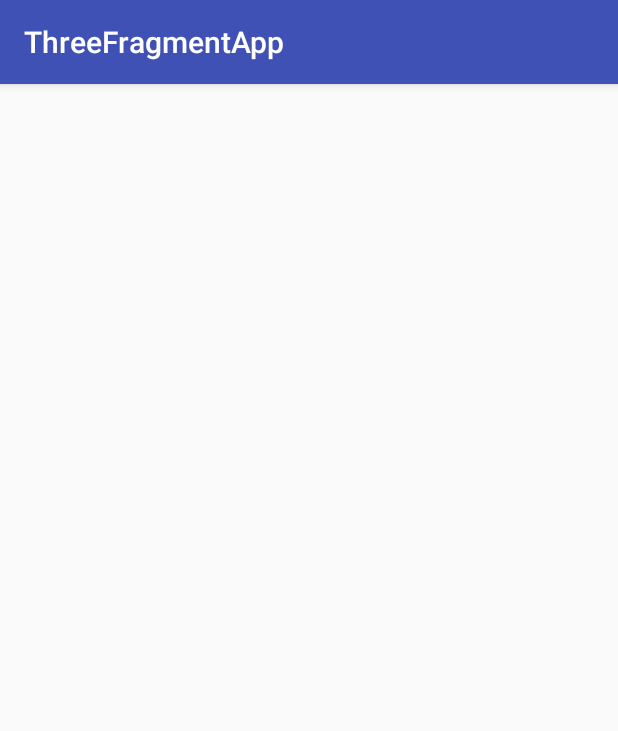
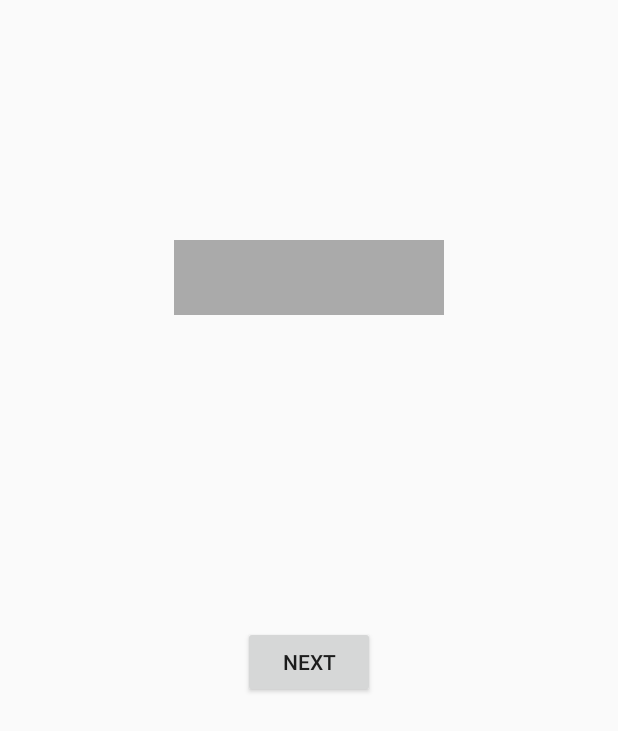
Before and after one commit to TrungMDang/AndroidApps, an Android app: the screen it shows after launch (MainActivity), on a phone screen of 412 x 824 dp. Shown: the top 731 px of the screen. Run offline under Robolectric (Android 15) with nearby library versions, the phone set to English and light mode, and no system bars.

Commit message:
loaded first fragment in main activity

```diff
--- a/ThreeFragmentApp/app/src/main/assets/data/first_frag.json
+++ b/ThreeFragmentApp/app/src/main/assets/data/first_frag.json
@@ -1,4 +1,4 @@
 {
   "name" : "First Fragment",
-  "classpath" : "java/com/android/trung/threefragmentapp/FirstFragment.java"
+  "classpath" : "com.android.trung.threefragmentapp.FirstFragment"
 }
--- /dev/null
+++ b/ThreeFragmentApp/app/src/main/assets/data/second_frag.json
@@ -0,0 +1,4 @@
+{
+  "name" : "First Fragment",
+  "classpath" : "com.android.trung.threefragmentapp.SecondFragment"
+}
--- a/ThreeFragmentApp/app/src/main/java/com/android/trung/threefragmentapp/FirstFragment.java
+++ b/ThreeFragmentApp/app/src/main/java/com/android/trung/threefragmentapp/FirstFragment.java
@@ -1,16 +1,63 @@
 package com.android.trung.threefragmentapp;
 
-import android.app.Fragment;
+import android.content.Context;
 import android.os.Bundle;
+import android.support.v4.app.Fragment;
 import android.view.LayoutInflater;
 import android.view.View;
 import android.view.ViewGroup;
+import android.widget.Button;
 
 /**
  * Created by trung on 1/27/18.
  */
 
 public class FirstFragment extends Fragment {
+
+    /**
+     * Use to listen for item selected and communicate with parent activity.
+     */
+    private onItemSelected listener;
+
+    public interface onItemSelected {
+         boolean onButtonSelected(String text);
+    }
+
+    /**
+     * Guide:
+     * https://github.com/codepath/android_guides/wiki/Creating-and-Using-Fragments#fragment-listener
+     *
+     * @param context
+     */
+    @Override
+    public void onAttach(Context context) {
+        super.onAttach(context);
+        if (context instanceof onItemSelected) {
+            listener = (onItemSelected) context;
+            System.out.println("Listener created.");
+        } else {
+            throw new ClassCastException(context.toString() + "Must implement interface " +
+                    "FirstFragment.onItemSelected.");
+        }
+    }
+
+    public void onButtonSelected(View view) {
+        listener.onButtonSelected("button selected");
+        System.out.println("button selected");
+    }
+
+    @Override
+    public void onCreate(Bundle savedInstanceState) {
+        super.onCreate(savedInstanceState);
+
+        //TODO Receive data from 3rd fragment
+    }
+
+    @Override
+    public void onPause() {
+        super.onPause();
+    }
+
     @Override
     public View onCreateView(LayoutInflater inflater, ViewGroup container,
                              Bundle savedInstanceState) {
--- a/ThreeFragmentApp/app/src/main/java/com/android/trung/threefragmentapp/MainActivity.java
+++ b/ThreeFragmentApp/app/src/main/java/com/android/trung/threefragmentapp/MainActivity.java
@@ -1,23 +1,32 @@
 package com.android.trung.threefragmentapp;
 
 import android.os.Bundle;
-import android.support.v7.app.AppCompatActivity;
+import android.support.v4.app.Fragment;
+import android.support.v4.app.FragmentManager;
+import android.support.v4.app.FragmentActivity;
+import android.support.v4.app.FragmentTransaction;
+import android.widget.Toast;
 
 import org.json.JSONException;
 import org.json.JSONObject;
 
 import java.io.IOException;
 import java.io.InputStream;
+import java.lang.reflect.Constructor;
 
-public class MainActivity extends AppCompatActivity {
+public class MainActivity extends FragmentActivity implements FirstFragment.onItemSelected{
 
-
+    // Create a new Fragment to be placed in the activity layout
+    Fragment firstFragment = null;
 
     @Override
     protected void onCreate(Bundle savedInstanceState) {
         super.onCreate(savedInstanceState);
         setContentView(R.layout.activity_main);
 
+
+
+        //Look for json file and parse it into string
         String jsonIn = null;
         try {
             InputStream in = getAssets().open("data/first_frag.json");
@@ -30,13 +39,70 @@ public class MainActivity extends AppCompatActivity {
             e.printStackTrace();
         }
 
+        //Read json string
         try {
             JSONObject reader = new JSONObject(jsonIn);
-            System.out.println("Name:" + reader.getString("name"));
-            System.out.println("Classpath:" + reader.getString("classpath"));
+            String name = reader.getString("name");
+            String classpath = reader.getString("classpath");
+            System.out.println("Name:" + name);
+            System.out.println("Classpath:" + classpath);
+
+            FragmentManager fm = getSupportFragmentManager();
+            FragmentTransaction fragmentTransaction = fm.beginTransaction();
+
+
+            /**
+             *  Source: android developer
+             *
+             */
+            // Check that the activity is using the layout version with
+            // the fragment_container FrameLayout
+            if (findViewById(R.id.frame_container) != null) {
+
+                // However, if we're being restored from a previous state,
+                // then we don't need to do anything and should return or else
+                // we could end up with overlapping fragments.
+                if (savedInstanceState != null) {
+                    return;
+                }
+
+
+                //Reflection
+                try {
+                    Class fragment = Class.forName(classpath);
+                    firstFragment = (Fragment) fragment.newInstance();
+
+                } catch (IllegalAccessException e) {
+                    e.printStackTrace();
+                } catch (InstantiationException e) {
+                    e.printStackTrace();
+                } catch (ClassNotFoundException e) {
+                    e.printStackTrace();
+                }
+
+
+                // In case this activity was started with special instructions from an
+                // Intent, pass the Intent's extras to the fragment as arguments
+                firstFragment.setArguments(getIntent().getExtras());
+
+                // Add the fragment to the 'fragment_container' ConstraintLayout
+                fragmentTransaction.add(R.id.frame_container, firstFragment);
+                fragmentTransaction.commit();
+            }
 
         } catch (JSONException e) {
             e.printStackTrace();
         }
+
+
+    }
+
+    @Override
+    public boolean onButtonSelected(String text) {
+        if(firstFragment != null && firstFragment.isInLayout()) {
+            Toast.makeText(this, "button selected", Toast.LENGTH_SHORT).show();
+            System.out.println("Button selected Main activity");
+        }
+        return false;
     }
 }
--- a/ThreeFragmentApp/app/src/main/java/com/android/trung/threefragmentapp/SecondFragment.java
+++ b/ThreeFragmentApp/app/src/main/java/com/android/trung/threefragmentapp/SecondFragment.java
@@ -1,7 +1,7 @@
 package com.android.trung.threefragmentapp;
 
-import android.app.Fragment;
 import android.os.Bundle;
+import android.support.v4.app.Fragment;
 import android.view.LayoutInflater;
 import android.view.View;
 import android.view.ViewGroup;
--- a/ThreeFragmentApp/app/src/main/res/layout/activity_main.xml
+++ b/ThreeFragmentApp/app/src/main/res/layout/activity_main.xml
@@ -5,4 +5,9 @@
     android:layout_height="match_parent"
     tools:context="com.android.trung.threefragmentapp.MainActivity">
 
+    <FrameLayout
+        android:id="@+id/frame_container"
+        android:layout_width="match_parent"
+        android:layout_height="match_parent"></FrameLayout>
+
 </android.support.constraint.ConstraintLayout>
--- a/ThreeFragmentApp/app/src/main/res/layout/first_frag.xml
+++ b/ThreeFragmentApp/app/src/main/res/layout/first_frag.xml
@@ -1,6 +1,9 @@
 <?xml version="1.0" encoding="utf-8"?>
-<android.support.constraint.ConstraintLayout xmlns:android="http://schemas.android.com/apk/res/android"
+<android.support.constraint.ConstraintLayout
+    xmlns:android="http://schemas.android.com/apk/res/android"
     xmlns:app="http://schemas.android.com/apk/res-auto"
+    xmlns:tools="http://schemas.android.com/tools"
+    android:id="@+id/first_frag"
     android:layout_width="match_parent"
     android:layout_height="match_parent">
 
```
